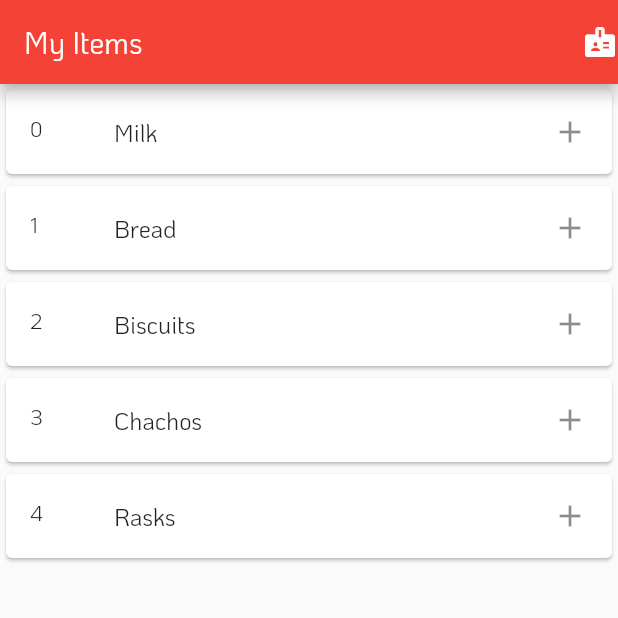
After one commit to narimetisaigopi/flutter-paid-firebase-project, a Flutter app: the MyItems screen opened directly, on a phone screen of 412 x 824 dp, the top half of it. The commit adds this screen. Run offline on Flutter 3.47's test engine with Material 2 defaults, Android fonts, the phone set to English and light mode, and no system bars; our stand-ins replace cloud_firestore, firebase_auth, firebase_core, firebase_messaging, firebase_storage, google_maps_flutter and 1 more; missing offline and left inert: razorpay_flutter; accounts and stored records are empty.

Commit message:
providers added

```diff
--- a/lib/auth_flow_screen.dart
+++ b/lib/auth_flow_screen.dart
@@ -3,10 +3,12 @@ import 'dart:async';
 import 'package:firebase_auth/firebase_auth.dart';
 import 'package:flutter/material.dart';
 import 'package:my_first_app/login_screen.dart';
+import 'package:my_first_app/my_providers/state_screen.dart';
 import 'package:my_first_app/registartion_screen.dart';
 
 import 'home_screen.dart';
 import 'mobile_number_screen.dart';
+import 'my_providers/my_items_screen.dart';
 
 class AuthFlowScreen extends StatefulWidget {
   @override
@@ -18,8 +20,7 @@ class _AuthFlowScreenState extends State<AuthFlowScreen> {
     if (FirebaseAuth.instance.currentUser != null) {
       // user logged in
       Navigator.of(context).pushAndRemoveUntil(
-          MaterialPageRoute(builder: (builder) => HomeScreen()),
-          (route) => false);
+          MaterialPageRoute(builder: (builder) => MyItems()), (route) => false);
     } else {
       // user not loggin in
     }
--- /dev/null
+++ b/lib/my_providers/count_provider.dart
@@ -0,0 +1,10 @@
+import 'package:flutter/material.dart';
+
+class CountProvider extends ChangeNotifier {
+  int count = 0;
+
+  updateCount() {
+    count++;
+    //notifyListeners();
+  }
+}
--- /dev/null
+++ b/lib/my_providers/my_cart_provider.dart
@@ -0,0 +1,15 @@
+import 'package:flutter/material.dart';
+
+class MyCartProvider extends ChangeNotifier {
+  List myCartItems = [];
+
+  addToCart(String item) {
+    myCartItems.add(item);
+    notifyListeners();
+  }
+
+  removeFromCart(String item) {
+    myCartItems.remove(item);
+    notifyListeners();
+  }
+}
--- /dev/null
+++ b/lib/my_providers/my_items_screen.dart
@@ -0,0 +1,59 @@
+import 'package:flutter/material.dart';
+import 'package:my_first_app/my_providers/my_cart_provider.dart';
+import 'package:provider/provider.dart';
+
+import 'my_cart_screen.dart';
+
+class MyItems extends StatefulWidget {
+  @override
+  _MyItemsState createState() => _MyItemsState();
+}
+
+class _MyItemsState extends State<MyItems> {
+  List items = ["Milk", "Bread", "Biscuits", "Chachos", "Rasks"];
+  List selectedItems = [];
+  MyCartProvider _myCartProvider;
+
+  @override
+  void initState() {
+    super.initState();
+    _myCartProvider = Provider.of<MyCartProvider>(context, listen: false);
+  }
+
+  @override
+  Widget build(BuildContext context) {
+    return Scaffold(
+      appBar: AppBar(
+        title: Text("My Items"),
+        actions: [
+          InkWell(
+            child: Icon(Icons.badge),
+            onTap: () {
+              Navigator.push(context,
+                  MaterialPageRoute(builder: (builder) => MyCartScreen()));
+            },
+          ),
+        ],
+      ),
+      body: ListView.builder(
+          itemCount: items.length,
+          itemBuilder: (context, index) {
+            return Card(
+              child: ListTile(
+                leading: Text("$index"),
+                title: Text(items[index]),
+                trailing: InkWell(
+                  child: Icon(Icons.add),
+                  onTap: () {
+                    _myCartProvider.addToCart(items[index]);
+                    ScaffoldMessenger.of(context).showSnackBar(SnackBar(
+                      content: Text("${items[index]} added to Cart"),
+                    ));
+                  },
+                ),
+              ),
+            );
+          }),
+    );
+  }
+}
--- a/pubspec.yaml
+++ b/pubspec.yaml
@@ -46,6 +46,7 @@ dependencies:
   razorpay_flutter: ^1.2.6
 
   path: ^1.8.0
+  provider: ^5.0.0
 
 
 
```
Also changed, not shown: lib/main.dart (+10 -1 lines), lib/my_providers/my_cart_screen.dart (added, +55 -0 lines), lib/my_providers/state_screen.dart (added, +57 -0 lines), pubspec.lock.
